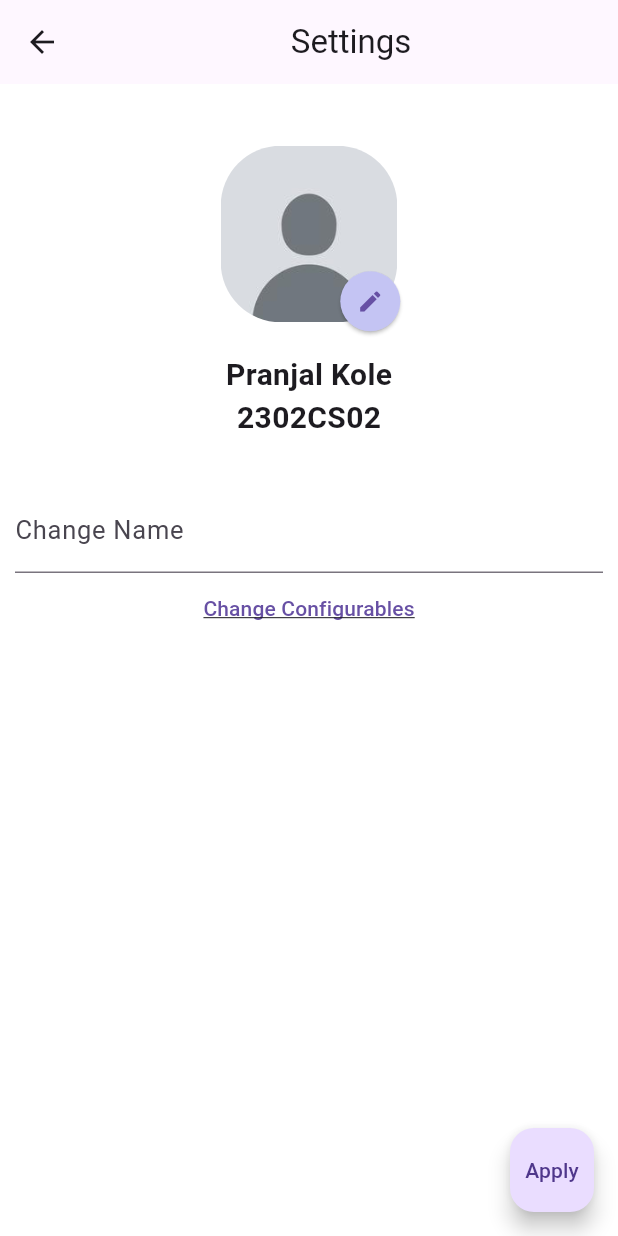
After one commit to Mathwizard1/nss_project, a Flutter app: the PicProfilePage screen opened directly, on a phone screen of 412 x 824 dp. The commit adds this screen. Run offline on Flutter 3.47's test engine with Material 3 defaults, Android fonts, the phone set to English and light mode, and no system bars; our stand-ins replace cloud_firestore, firebase_auth, firebase_core, image_picker, syncfusion_flutter_gauges; accounts and stored records are empty.

Commit message:
with streambuilder

```diff
--- a/lib/people_page.dart
+++ b/lib/people_page.dart
@@ -96,7 +96,7 @@ Widget _buildPerson(QueryDocumentSnapshot<Map<String, dynamic>> person, String u
       horizontalTitleGap: 16,
 
       leading: Icon(Icons.account_circle,size: 50,),
-      title: Text(getCapitalizedName(person['name']),style:const TextStyle(fontWeight: FontWeight.w600,fontSize: 22),),
+      title: Text(getCapitalizedName(person['full-name']),style:const TextStyle(fontWeight: FontWeight.w600,fontSize: 22),),
       subtitle: Text('${person['roll-number']}',style:const TextStyle(fontSize: 14),),
       onTap: (){
         Navigator.push(context,MaterialPageRoute(builder: (context) => StudentViewPage(userRole: userRole,person: person)));
--- a/lib/pic_home_page.dart
+++ b/lib/pic_home_page.dart
@@ -1,7 +1,7 @@
 import 'package:flutter/material.dart';
 
 import 'package:nss_project/people_page.dart';
-import 'package:nss_project/sprofile_page.dart';
+import 'package:nss_project/picprofile_page.dart';
 import 'package:nss_project/event_page.dart';
 import 'package:nss_project/event_add_page.dart';
 
@@ -53,7 +53,7 @@ class _PeoplePageState extends State<PicHomePage> {
             icon: const Icon(Icons.settings),
             onPressed: () {
               Navigator.push(context,
-                  MaterialPageRoute(builder: (context) => const ProfilePage()));
+                  MaterialPageRoute(builder: (context) => const PicProfilePage()));
             },
           ),
           IconButton(
--- /dev/null
+++ b/lib/picprofile_page.dart
@@ -0,0 +1,281 @@
+import 'package:cloud_firestore/cloud_firestore.dart';
+import 'package:firebase_core/firebase_core.dart';
+
+import 'package:flutter/material.dart';
+import 'package:flutter/services.dart';
+import 'dart:io';
+import 'package:image_picker/image_picker.dart';
+
+// import 'package:nss_project/leaderboard_page.dart';
+
+class PicProfilePage extends StatefulWidget {
+  const PicProfilePage({super.key});
+
+  @override
+  State<PicProfilePage> createState() => _PicProfilePageState();
+}
+
+class _PicProfilePageState extends State<PicProfilePage> {
+  String name = 'Pranjal Kole';
+  XFile? _imagefile;
+
+  Future<void> _pickImage(ImageSource source) async {
+    XFile? selected = await ImagePicker().pickImage(source: source);
+
+    setState(() {
+      _imagefile = selected;
+    });
+  }
+
+  @override
+  Widget build(BuildContext context) {
+    double width = MediaQuery.sizeOf(context).width;
+    double height = MediaQuery.sizeOf(context).width;
+
+    String roll = '2302CS02';
+    return Scaffold(
+      floatingActionButton: FloatingActionButton(
+        onPressed: () {
+          setState(() {});
+        },
+        child: const Text('Apply'),
+      ),
+      backgroundColor: Colors.white,
+      appBar: AppBar(
+        title: const Center(child: Text('Settings')),
+      ),
+      body: Container(
+        color: Colors.white,
+        child: Column(
+          crossAxisAlignment: CrossAxisAlignment.start,
+          children: <Widget>[
+            Center(
+              child: Column(
+                crossAxisAlignment: CrossAxisAlignment.center,
+                children: <Widget>[
+                  SizedBox(
+                    height: height / 10,
+                  ),
+                  Stack(
+                    clipBehavior: Clip.none,
+                    children: <Widget>[
+                      ClipRRect(
+                        borderRadius:
+                            const BorderRadius.all(Radius.circular(40.0)),
+                        child: (_imagefile == null)
+                            ? Image.asset(
+                                'assets/images/defaultprofilepic.jpg',
+                                width: width / 3.5,
+                                height: width / 3.5,
+                              )
+                            : Image.file(
+                                File(_imagefile!.path),
+                                width: width / 3.5,
+                                height: width / 3.5,
+                              ),
+                      ),
+                      Positioned(
+                        bottom: -10.0,
+                        right: -15.0,
+                        child: ElevatedButton(
+                          onPressed: () {
+                            _pickImage(ImageSource.gallery);
+                          },
+                          style: ButtonStyle(
+                              shape:
+                                  WidgetStateProperty.all(const CircleBorder()),
+                              backgroundColor: WidgetStateProperty.all(
+                                  const Color.fromARGB(255, 196, 196, 243))),
+                          child: const Icon(Icons.edit),
+                        ),
+                      ),
+                    ],
+                  ),
+                  SizedBox(
+                    height: height / 20,
+                  ),
+                  Text(
+                    name,
+                    style: const TextStyle(
+                      fontSize: 20.0,
+                      fontWeight: FontWeight.bold,
+                    ),
+                  ),
+                  Text(
+                    roll,
+                    style: const TextStyle(
+                      fontSize: 20.0,
+                      fontWeight: FontWeight.bold,
+                    ),
+                  ),
+                  SizedBox(
+                    height: height / 15,
+                  ),
+                ],
+              ),
+            ),
+            Padding(
+                padding:
+                    const EdgeInsets.symmetric(horizontal: 10.0, vertical: 5.0),
+                child: Column(
+                  children: <Widget>[
+                    TextField(
+                    decoration: const InputDecoration(
+                        border: UnderlineInputBorder(),
+                        label: Text(
+                          'Change Name',
+                          style: TextStyle(fontSize: 17.0),
+                        )),
+                    onChanged: (text) {
+                      name = text;
+                      },
+                    ),
+                    TextButton(onPressed: (){Navigator.push(
+                    context,
+                    MaterialPageRoute(
+                        builder: (context) => const Configurables()));}, child: Text('Change Configurables',style: TextStyle(decoration: TextDecoration.underline),)),
+                    // Padding(
+                    //   padding: const EdgeInsets.all(5.0),
+                    //   child: SizedBox(
+                    //         width: double.infinity,
+                    //         child: ElevatedButton(
+                    //           style: ElevatedButton.styleFrom(
+                    //             foregroundColor: Colors.white,
+                    //             backgroundColor: Colors.blue[900],
+                    //           ),
+                    //           onPressed: (){
+                    //             Navigator.push(context,MaterialPageRoute(builder: (context)=>LeaderboardPage()));
+                    //           },
+                    //           child: const Text(
+                    //             'Leaderboard',
+                    //             style: TextStyle(
+                    //               fontSize: 16,
+                    //               fontWeight: FontWeight.bold,
+                    //             ),
+                    //           ),
+                    //         ),
+                    //       ),
+                    // ),
+                    ]
+                  ),
+              ),
+          ],
+        ),
+      ),
+    );
+  }
+}
+
+
+class Configurables extends StatefulWidget {
+  const Configurables({super.key});
+
+  @override
+  State<Configurables> createState() => _ConfigurablesState();
+}
+
+class _ConfigurablesState extends State<Configurables> {
+
+
+  @override
+  Widget build(BuildContext context) {
+    double height = MediaQuery.sizeOf(context).height;
+    bool isHoursChanged = false;
+    bool isWingsChanged = false;
+
+
+    late int totalhours;
+
+    return Scaffold(
+      floatingActionButton: FloatingActionButton(onPressed: (){
+        if(isHoursChanged){
+          FirebaseFirestore.instance.collection('configurables').doc('documen').set({'mandatory-hours' : totalhours},SetOptions(merge: true));
+        }
+      },),
+      body: SafeArea(
+        child: Column(
+
+          children: [
+            Padding(
+              padding: const EdgeInsets.all(8.0),
+              child: StreamBuilder(
+                stream: FirebaseFirestore.instance.collection('configurables').doc('document').snapshots(),
+                builder: (context, snapshot) {
+                  if(snapshot.connectionState == ConnectionState.active){
+                  totalhours = snapshot.data!['mandatory-hours'];
+                  List<String> wings = snapshot.data!['wings'].map<String>((wing){String ret = wing; return ret;}).toList();
+                  return Container(
+                    height: height/1.5,
+                    child: Column(
+                      mainAxisSize: MainAxisSize.max,
+                      crossAxisAlignment: CrossAxisAlignment.center,
+                      children: [
+                        TextField(
+                                  decoration: const InputDecoration(
+                                      border: UnderlineInputBorder(),
+                                      label: Text(
+                                        'Change Total Hours Required',
+                                        style: TextStyle(fontSize: 17.0),
+                                      )),
+                                  keyboardType: TextInputType.number,
+                                  inputFormatters: [FilteringTextInputFormatter.digitsOnly,],
+                                  onChanged: (text) {
+                                    totalhours = int.parse(text);
+                                    isHoursChanged = true;
+                                  },
+                                  ),
+                        const SizedBox(height: 20,),
+                        const Text('wings'),
+                        Flexible(
+                          child: WingList(wings: wings),
+                        )
+                      ],
+                    ),
+                  );
+                  }
+                  return const Text("No connection");
+                }
+              ),
+            ),
+
+          ],
+        ),
+      ),
+    );
+  }
+}
+
+class WingList extends StatefulWidget {
+  const WingList({
+    super.key,
+    required this.wings,
+  });
+
+  final List<String> wings;
+
+  @override
+  State<WingList> createState() => _WingListState();
+}
+
+class _WingListState extends State<WingList> {
+  @override
+  Widget build(BuildContext context) {
+    return ListView.builder(
+      shrinkWrap: true,
+      itemCount: widget.wings.length + 1,
+      itemBuilder: (context,index){
+        if(index == widget.wings.length){
+          return TextButton(onPressed: (){}, child: const Text('add event'));
+        }
+        return Card(
+          child: ListTile(
+            title: Text(widget.wings[index]),
+            trailing: IconButton(icon: const Icon(Icons.delete),onPressed: (){setState(() {
+              widget.wings.removeAt(index);
+            });},),
+          ),
+
+        );
+      });
+  }
+}
--- a/lib/student_view_page.dart
+++ b/lib/student_view_page.dart
@@ -68,7 +68,7 @@ class _StudentViewPageState extends State<StudentViewPage> {
                           ),
                           children: <TextSpan>[
                             TextSpan(
-                                text: getCapitalizedName(widget.person['name'] + '\n'),
+                                text: getCapitalizedName(widget.person['full-name'] + '\n'),
                                 style: const TextStyle(
                                     fontWeight: FontWeight.w700, fontSize: 26)),
                             TextSpan(
```
